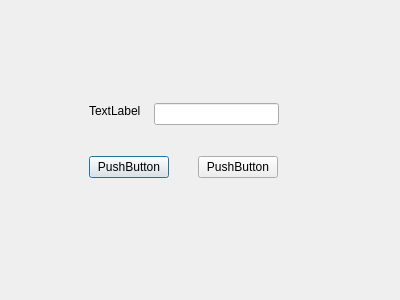
This is settingdialog.ui in CrazyKangaroo/ThinView as Qt 5 draws it before an edit. The edited form follows.
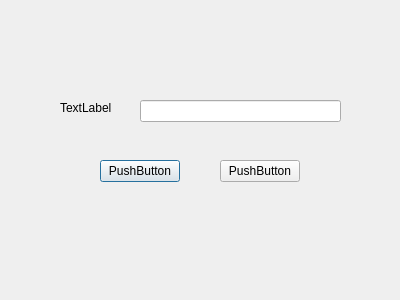
This is the edited form.

What changed in the file:
```diff
--- a/settingdialog.ui
+++ b/settingdialog.ui
@@ -16,8 +16,8 @@
   <widget class="QLabel" name="lab_password">
    <property name="geometry">
     <rect>
-     <x>89</x>
-     <y>103</y>
+     <x>60</x>
+     <y>100</y>
      <width>59</width>
      <height>16</height>
     </rect>
@@ -29,9 +29,9 @@
   <widget class="QLineEdit" name="lei_password">
    <property name="geometry">
     <rect>
-     <x>154</x>
-     <y>103</y>
-     <width>125</width>
+     <x>140</x>
+     <y>100</y>
+     <width>201</width>
      <height>22</height>
     </rect>
    </property>
@@ -42,8 +42,8 @@
   <widget class="QPushButton" name="btn_ok">
    <property name="geometry">
     <rect>
-     <x>89</x>
-     <y>156</y>
+     <x>100</x>
+     <y>160</y>
      <width>80</width>
      <height>22</height>
     </rect>
@@ -55,8 +55,8 @@
   <widget class="QPushButton" name="btn_cancle">
    <property name="geometry">
     <rect>
-     <x>198</x>
-     <y>156</y>
+     <x>220</x>
+     <y>160</y>
      <width>80</width>
      <height>22</height>
     </rect>
```
